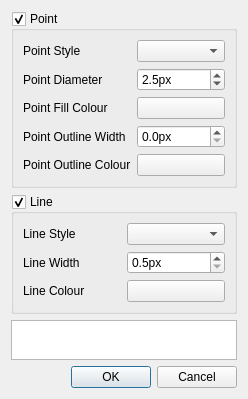
Above: src/python/lcmplot/plotdialog.ui from USYD-RowBot/acfr-lcm before the change. Below: the same form after it.
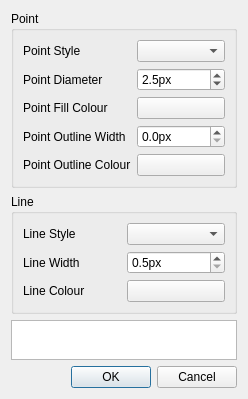
That is the form after the change.

Commit message: lcmdataplot: UI tweak to make scatter/curve enabling clearer

Diff of the .ui file:
```diff
--- a/src/python/lcmplot/plotdialog.ui
+++ b/src/python/lcmplot/plotdialog.ui
@@ -28,9 +28,6 @@
      <property name="title">
       <string>Point</string>
      </property>
-     <property name="checkable">
-      <bool>true</bool>
-     </property>
      <layout class="QGridLayout" name="gridLayout">
       <item row="4" column="0">
        <widget class="QLabel" name="label_7">
@@ -122,9 +119,6 @@
      <property name="flat">
       <bool>false</bool>
      </property>
-     <property name="checkable">
-      <bool>true</bool>
-     </property>
      <layout class="QGridLayout" name="gridLayout_2">
       <item row="1" column="1">
        <widget class="QDoubleSpinBox" name="line_width">
```
The commit also changes 2 other files.
